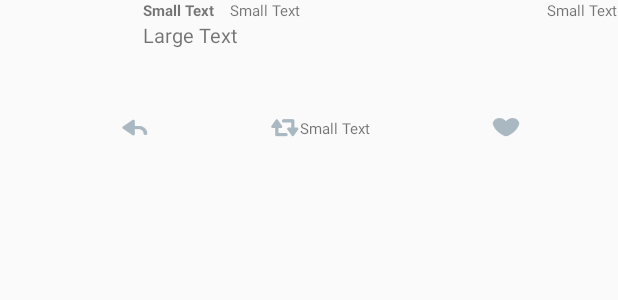
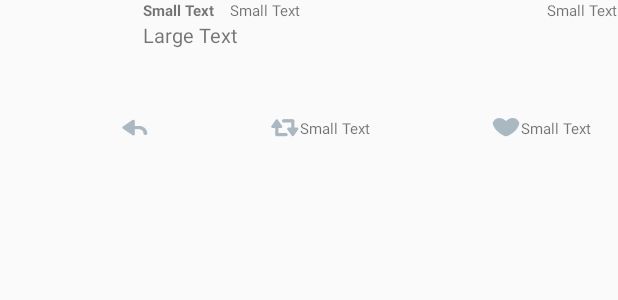
Before and after one commit to droanr/android-twitter-app, an Android app: the layout item_tweet.xml on its own in the app's theme, with its tools: preview values and no code run, on a phone screen of 412 x 824 dp. Shown: the top 300 px of the screen. Run offline under Robolectric (Android 15) with nearby library versions, the phone set to English and light mode, and no system bars.

```diff
--- a/app/src/main/java/com/codepath/apps/twitterapp/models/Tweet.java
+++ b/app/src/main/java/com/codepath/apps/twitterapp/models/Tweet.java
@@ -74,6 +74,10 @@ public class Tweet {
 
     private int retweetCount;
 
+    private int favoritesCount;
+
+    public int getFavoritesCount() { return favoritesCount; }
+
     public int getRetweetCount() { return retweetCount; }
 
     public boolean isRetweeted() { return retweeted; }
@@ -90,6 +94,7 @@ public class Tweet {
             tweet.createdAt = jsonObject.getString("created_at");
             tweet.retweeted = jsonObject.getBoolean("retweeted");
             tweet.retweetCount = jsonObject.getInt("retweet_count");
+            tweet.favoritesCount = jsonObject.getInt("favourites_count");
             JSONObject entities = jsonObject.getJSONObject("entities");
             if (entities.has("media")) {
                 JSONArray mediaArray = entities.getJSONArray("media");
--- a/app/src/main/res/layout/create_tweet_fragment.xml
+++ b/app/src/main/res/layout/create_tweet_fragment.xml
@@ -1,6 +1,7 @@
 <?xml version="1.0" encoding="utf-8"?>
 <RelativeLayout xmlns:android="http://schemas.android.com/apk/res/android"
     android:orientation="vertical" android:layout_width="wrap_content"
+    xmlns:tools="http://schemas.android.com/tools"
     android:layout_height="wrap_content"
     android:gravity="center"
     android:padding="5dp"
@@ -39,7 +40,7 @@
         android:layout_width="wrap_content"
         android:layout_height="wrap_content"
         android:textAppearance="?android:attr/textAppearanceSmall"
-        android:text="Small Text"
+        tools:text="Small Text"
         android:id="@+id/tvUserName"
         android:layout_alignParentTop="true"
         android:layout_toLeftOf="@+id/ivUserImage"
@@ -51,7 +52,7 @@
         android:layout_width="wrap_content"
         android:layout_height="wrap_content"
         android:textAppearance="?android:attr/textAppearanceSmall"
-        android:text="Small Text"
+        tools:text="Small Text"
         android:id="@+id/tvUserHandle"
         android:layout_below="@+id/tvUserName"
         android:layout_alignLeft="@+id/tvUserName"
--- a/app/src/main/res/layout/item_tweet.xml
+++ b/app/src/main/res/layout/item_tweet.xml
@@ -17,7 +17,7 @@
         android:layout_width="wrap_content"
         android:layout_height="wrap_content"
         android:textSize="10dp"
-        android:text="Small Text"
+        tools:text="Small Text"
         android:id="@+id/tvUserHandle"
         android:layout_alignParentTop="true"
         android:layout_marginLeft="10dp"
@@ -28,7 +28,7 @@
         android:layout_width="wrap_content"
         android:layout_height="wrap_content"
         android:textSize="13dp"
-        android:text="Large Text"
+        tools:text="Large Text"
         android:id="@+id/tvTweet"
         android:lines="3"
         android:ellipsize="end"
@@ -98,6 +98,13 @@
         android:layout_toStartOf="@+id/tvTime"
         android:layout_marginLeft="80dp"/>
 
+        <TextView
+            android:layout_width="wrap_content"
+            android:layout_height="wrap_content"
+            android:textSize="10dp"
+            android:paddingTop="3dp"
+            tools:text="Small Text"
+            android:id="@+id/tvFavoritesCount" />
 
     </LinearLayout>
 </RelativeLayout>
```
Also changed, not shown: app/src/main/java/com/codepath/apps/twitterapp/activities/TimelineActivity.java (+26 -5 lines), app/src/main/java/com/codepath/apps/twitterapp/adapters/TweetsAdapter.java (+25 -4 lines), app/src/main/java/com/codepath/apps/twitterapp/fragments/CreateTweetFragment.java (+29 -7 lines), app/src/main/java/com/codepath/apps/twitterapp/utils/TwitterClient.java (+11 -0 lines), 1 other file.
